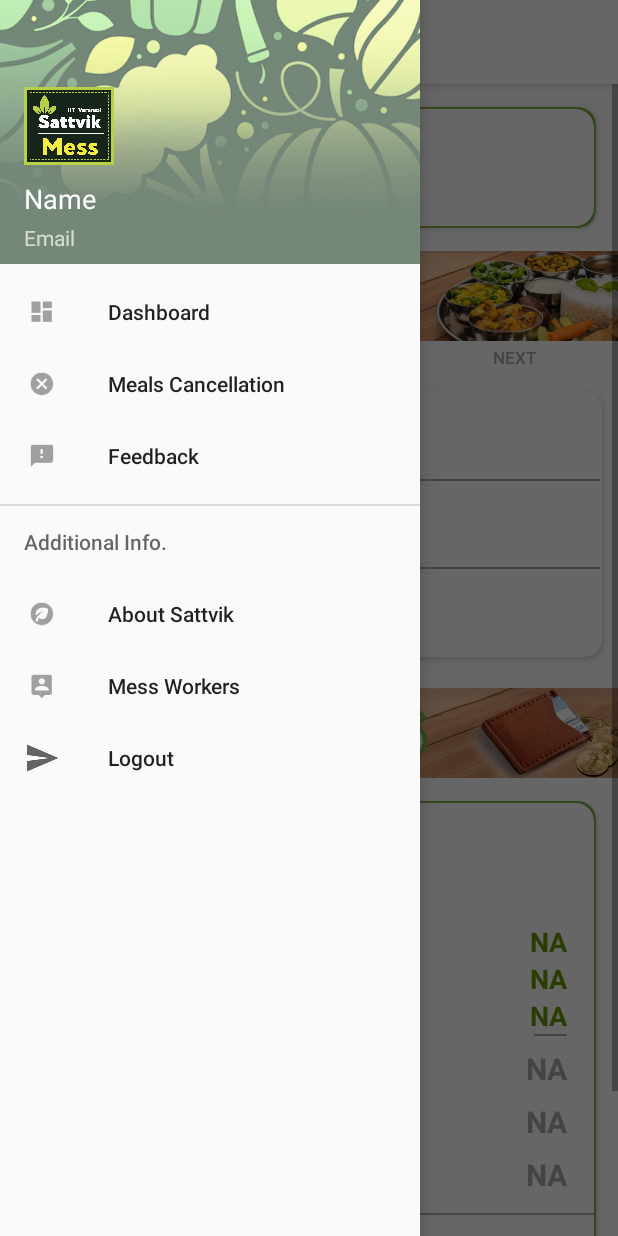
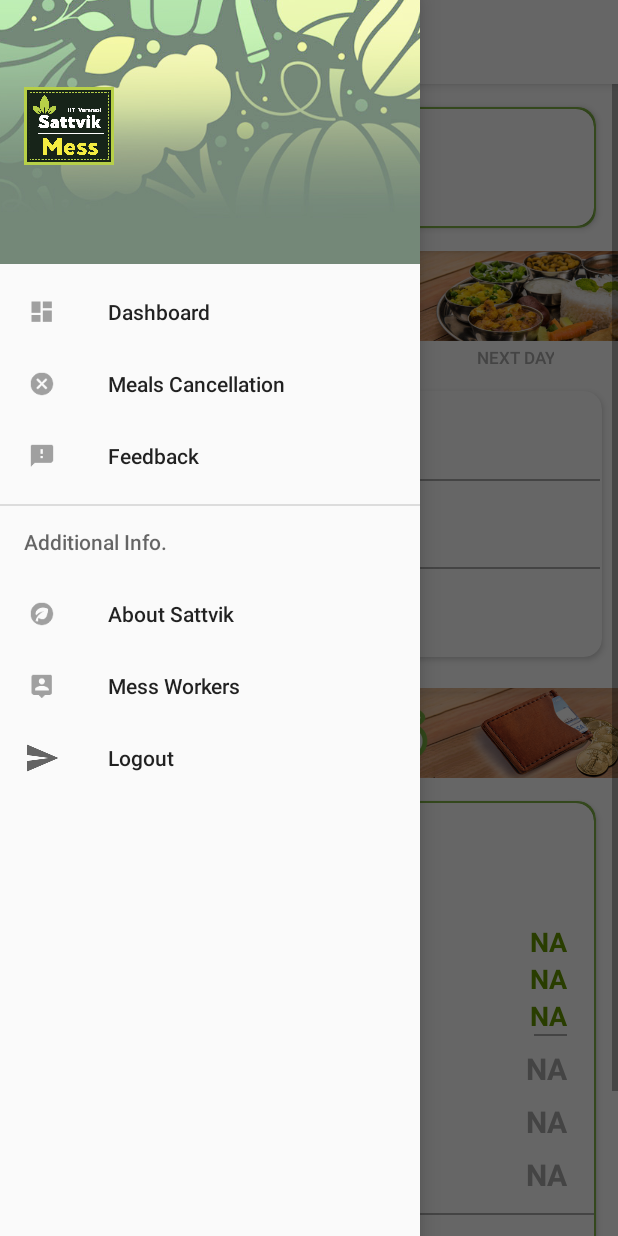
Before and after one commit to shreyash-jain/sattvikapp-1-12-18, an Android app: the Dashboard screen opened directly, with no data from a screen before it, with the side drawer open, on a phone screen of 412 x 824 dp. Run offline under Robolectric (Android 15) with nearby library versions, the phone set to English and light mode, and no system bars; our stand-ins replace Firebase (no records; nobody signed in at launch, a user with empty details on screens opened directly); 9 statements that could not run were skipped.

Commit message:
more java

```diff
--- a/app/build.gradle
+++ b/app/build.gradle
@@ -43,5 +43,7 @@ dependencies {
 
 
     implementation 'com.android.support:cardview-v7:26.1.0'
+
 }
+
 apply plugin: 'com.google.gms.google-services'
--- a/app/src/main/java/com/example/shreyash/myapplication/Dashboard.java
+++ b/app/src/main/java/com/example/shreyash/myapplication/Dashboard.java
@@ -5,6 +5,7 @@ import android.content.Context;
 import android.content.DialogInterface;
 import android.content.Intent;
 import android.content.SharedPreferences;
+import android.graphics.Typeface;
 import android.os.Bundle;
 import android.support.v4.app.Fragment;
 import android.support.v4.app.FragmentTransaction;
@@ -13,6 +14,7 @@ import android.support.design.widget.NavigationView;
 import android.support.v4.view.GravityCompat;
 import android.support.v4.widget.DrawerLayout;
 import android.support.v7.app.ActionBarDrawerToggle;
+import android.widget.TextView;
 import android.support.v7.app.AppCompatActivity;
 import android.support.v7.widget.Toolbar;
 import android.view.MenuItem;
@@ -30,7 +32,13 @@ public class Dashboard extends AppCompatActivity
         super.onCreate(savedInstanceState);
         setContentView(R.layout.activity_dashboard);
         Toolbar toolbar = findViewById(R.id.toolbar);
+
         setSupportActionBar(toolbar);
+
+
+
+
+
 
         DrawerLayout drawer = findViewById(R.id.drawer_layout);
         ActionBarDrawerToggle toggle = new ActionBarDrawerToggle(
@@ -43,12 +51,14 @@ public class Dashboard extends AppCompatActivity
 
         View header=navigationView.getHeaderView(0);
         TextView name = header.findViewById(R.id.main_name);
-        TextView id = header.findViewById(R.id.main_sattvikId);
+        TextView email = header.findViewById(R.id.main_EmailId);
         //TODO: CHange name and sattvik id of person from here. Can change image also.
-//        String personName = "Abhinav Dangi";
-//        String personEmail = "2";
-//        name.setText(personName);
-//        id.setText(personEmail);
+        sharedPreferences = getSharedPreferences(Constants.MY_PREFERENCE, Context.MODE_PRIVATE);
+        String user_email = sharedPreferences.getString(Constants.email,"");
+        String user_name = sharedPreferences.getString(Constants.name,"");
+//        String personName = "AbhinString personEmail = s;
+        name.setText(user_name);
+        email.setText(user_email);
 
         Fragment myFragment=new FragmentBoard();
         FragmentTransaction ft = getSupportFragmentManager().beginTransaction();
@@ -143,6 +153,25 @@ public class Dashboard extends AppCompatActivity
         }
         return true;
     }
+    @Override
+    public void onResume(){
+        super.onResume();
+
+        Intent intent = getIntent();
+
+        String frag = intent.getExtras().getString("EXTRA");
+
+        switch(frag){
+
+            case "openFragment":
+                Fragment fragment1=new FragmentFeedback();
+                getSupportFragmentManager().beginTransaction().replace(R.id.content_frame, fragment1).commit();
+                Bundle bundle = new Bundle();
+                bundle.putInt("pass", 0);
+                fragment1.setArguments(bundle);
+                break;
+        }
+    }
 }
 
 //TODO: Add back button on each page
--- a/app/src/main/java/com/example/shreyash/myapplication/FragmentBoard.java
+++ b/app/src/main/java/com/example/shreyash/myapplication/FragmentBoard.java
@@ -45,12 +45,14 @@ public class FragmentBoard extends Fragment  {
         tabLayout=rootview.findViewById(R.id.tab_id);
         appBarLayout=rootview.findViewById(R.id.appboard);
         viewPager=rootview.findViewById(R.id.view_pager);
-        ViewPagerAdapter adapter= new ViewPagerAdapter(getFragmentManager());
+        ViewPagerAdapter adapter= new ViewPagerAdapter(getChildFragmentManager());
         adapter.AddFragment(new FragmentToday(),"Today");
         adapter.AddFragment(new FragmentTomorrow(),"Tomorrow");
-        adapter.AddFragment(new FragmentDAT(),"Next");
+        adapter.AddFragment(new FragmentDAT(),"Next Day");
 
         viewPager.setAdapter(adapter);
+
+
         tabLayout.setupWithViewPager(viewPager);
 
 
@@ -61,6 +63,9 @@ public class FragmentBoard extends Fragment  {
         final TextView diet_dinner = rootview.findViewById(R.id.diet_dinner);
         final TextView total_diets = rootview.findViewById(R.id.total_diets);
         final TextView eta_expense = rootview.findViewById(R.id.eta_expense);
+        final TextView extras = rootview.findViewById(R.id.extras);
+        final TextView service= rootview.findViewById(R.id.service);
+        final TextView prev=rootview.findViewById(R.id.prev_cost);
 
         SharedPreferences sharedPreferences;
         sharedPreferences = getActivity().getSharedPreferences(Constants.MY_PREFERENCE, Context.MODE_PRIVATE);
@@ -85,6 +90,9 @@ public class FragmentBoard extends Fragment  {
                             diet_dinner.setText(("" + bill.diet_dinner));
                             total_diets.setText("" + bill.total_diets);
                             eta_expense.setText("" + bill.eta_cost);
+                            extras.setText("" + bill.extra);
+                            service.setText(""+bill.service_charge);
+                            prev.setText(""+ bill.previous_cost);
                         }
                     }
                     catch (Exception e)
```
Also changed, not shown: app/src/main/AndroidManifest.xml (+21 -4 lines), app/src/main/java/com/example/shreyash/myapplication/AlbumsAdapter.java (+6 -3 lines).
